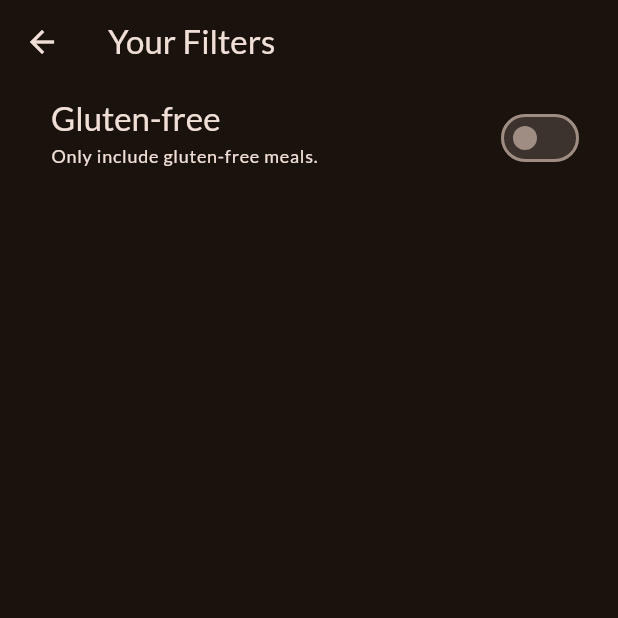
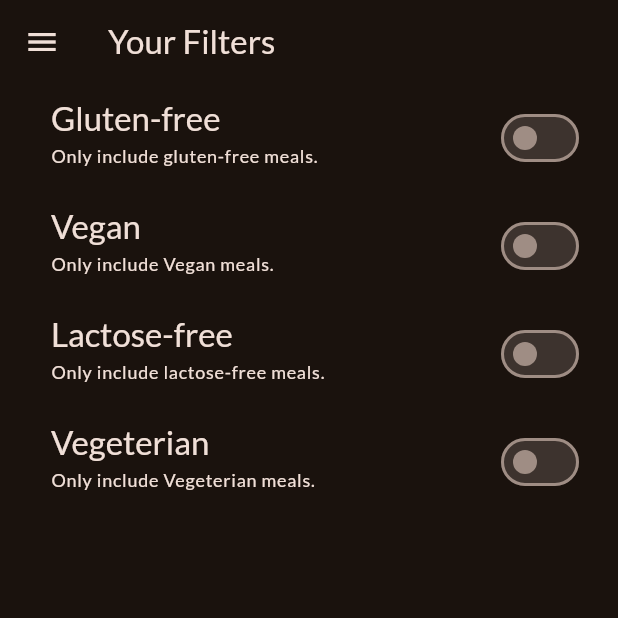
Before and after one commit to prithvirajbaral/meals_app, a Flutter app: the FiltersScreen screen opened directly, on a phone screen of 412 x 824 dp, the top half of it. Run offline on Flutter 3.47's test engine with Material 3 defaults, Android fonts, the phone set to English and light mode, and no system bars; our stand-ins replace google_fonts, transparent_image.

Commit message:
Enhanced the FiltersScreen by adding new dietary filters, including vegan, lactose-free, and vegetarian options. Also integrated a navigation drawer to allow seamless screen selection and navigation within the app.

```diff
--- a/lib/screens/filters.dart
+++ b/lib/screens/filters.dart
@@ -1,4 +1,6 @@
 import 'package:flutter/material.dart';
+import 'package:meals_app/screens/tabs.dart';
+import 'package:meals_app/widgets/main_drawer.dart';
 
 class FiltersScreen extends StatefulWidget {
   const FiltersScreen({super.key});
@@ -11,12 +13,27 @@ class FiltersScreen extends StatefulWidget {
 
 class _FiltersScreenState extends State<FiltersScreen> {
   var _glutenFreeFilerSet = false;
+  var _lactoseFreeFilerSet = false;
+  var _vegeterianFilerSet = false;
+  var _veganFilerSet = false;
 
   @override
   Widget build(BuildContext context) {
     return Scaffold(
       appBar: AppBar(
         title: const Text('Your Filters'),
+      ),
+      drawer: MainDrawer(
+        onSelectScreen: (identifier) {
+          Navigator.of(context).pop();
+          if (identifier == 'meals') {
+            Navigator.of(context).pushReplacement(
+              MaterialPageRoute(
+                builder: (ctx) => const TabsScreen(),
+              ),
+            );
+          }
+        },
       ),
       body: Column(
         children: [
@@ -42,6 +59,72 @@ class _FiltersScreenState extends State<FiltersScreen> {
             activeColor: Theme.of(context).colorScheme.tertiary,
             contentPadding: const EdgeInsets.only(left: 34, right: 22),
           ),
+          SwitchListTile(
+            value: _veganFilerSet,
+            onChanged: (isChecked) {
+              setState(() {
+                _veganFilerSet = isChecked;
+              });
+            },
+            title: Text(
+              'Vegan',
+              style: Theme.of(context).textTheme.titleLarge!.copyWith(
+                    color: Theme.of(context).colorScheme.onSurface,
+                  ),
+            ),
+            subtitle: Text(
+              'Only include Vegan meals.',
+              style: Theme.of(context).textTheme.labelMedium!.copyWith(
+                    color: Theme.of(context).colorScheme.onSurface,
+                  ),
+            ),
+            activeColor: Theme.of(context).colorScheme.tertiary,
+            contentPadding: const EdgeInsets.only(left: 34, right: 22),
+          ),
+          SwitchListTile(
+            value: _lactoseFreeFilerSet,
+            onChanged: (isChecked) {
+              setState(() {
+                _lactoseFreeFilerSet = isChecked;
+              });
+            },
+            title: Text(
+              'Lactose-free',
+              style: Theme.of(context).textTheme.titleLarge!.copyWith(
+                    color: Theme.of(context).colorScheme.onSurface,
+                  ),
+            ),
+            subtitle: Text(
+              'Only include lactose-free meals.',
+              style: Theme.of(context).textTheme.labelMedium!.copyWith(
+                    color: Theme.of(context).colorScheme.onSurface,
+                  ),
+            ),
+            activeColor: Theme.of(context).colorScheme.tertiary,
+            contentPadding: const EdgeInsets.only(left: 34, right: 22),
+          ),
+          SwitchListTile(
+            value: _vegeterianFilerSet,
+            onChanged: (isChecked) {
+              setState(() {
+                _vegeterianFilerSet = isChecked;
+              });
+            },
+            title: Text(
+              'Vegeterian',
+              style: Theme.of(context).textTheme.titleLarge!.copyWith(
+                    color: Theme.of(context).colorScheme.onSurface,
+                  ),
+            ),
+            subtitle: Text(
+              'Only include Vegeterian meals.',
+              style: Theme.of(context).textTheme.labelMedium!.copyWith(
+                    color: Theme.of(context).colorScheme.onSurface,
+                  ),
+            ),
+            activeColor: Theme.of(context).colorScheme.tertiary,
+            contentPadding: const EdgeInsets.only(left: 34, right: 22),
+          ),
         ],
       ),
     );
```
